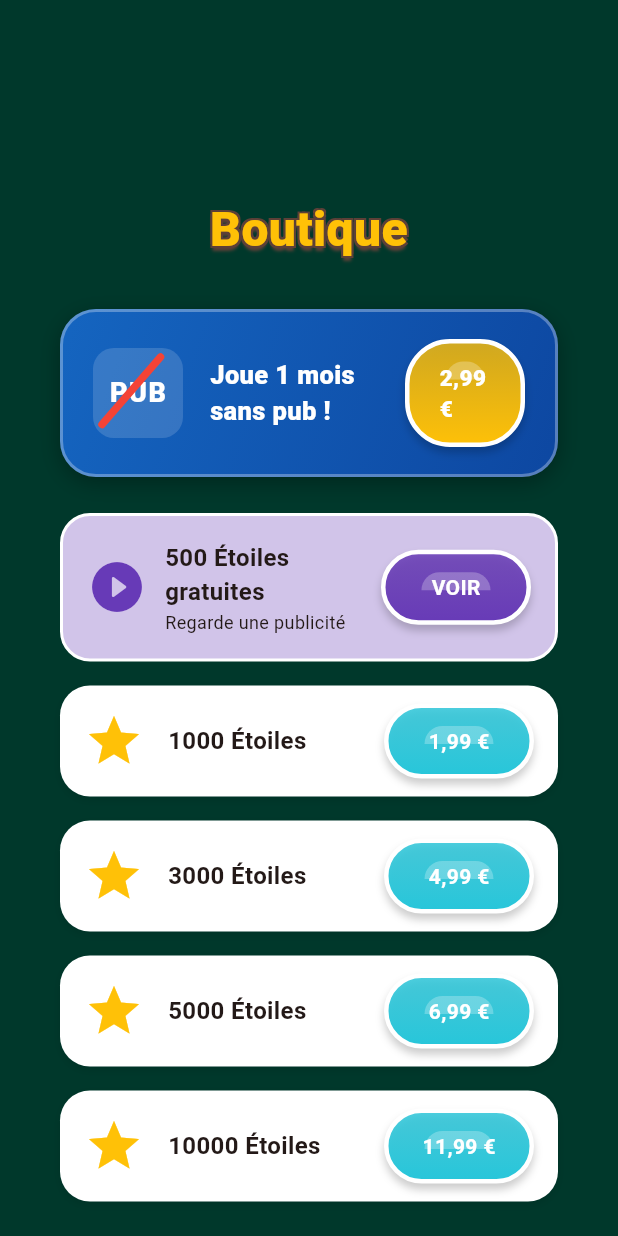
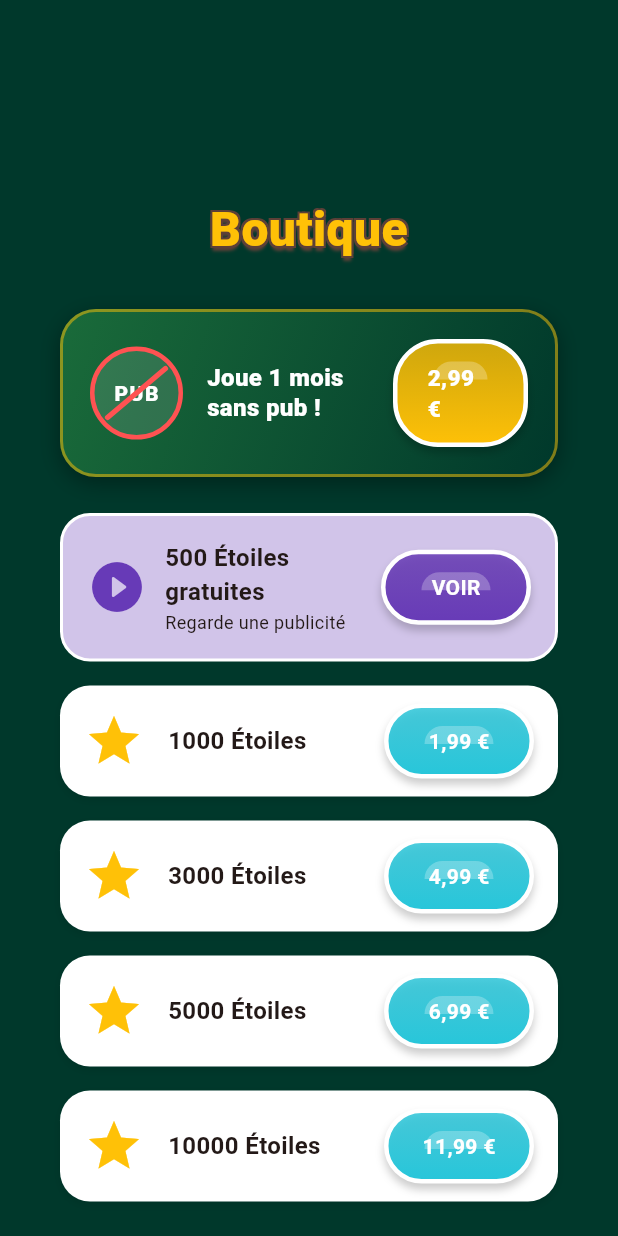
Before and after one commit to tkaatg/blrs, a Flutter app: the ShopScreen screen opened directly with empty values, on a phone screen of 412 x 824 dp. Run offline on Flutter 3.47's test engine with Material 3 defaults, Android fonts, the phone set to English and light mode, and no system bars; our stand-ins replace cloud_firestore, firebase_auth, firebase_core; accounts and stored records are empty; generated files the repository leaves out were written again.

Commit message:
fix(shop): icone PUB barree redesign (panneau interdit, design system vert/amber) + prix 2,99 EUR sur une ligne + suppression StrikethroughPainter ; fix(backlog): restructure Epic5 (RevenueCat 5.3, AdMob 5.4) + Epic6 (Tracking, RGPD, Distribution) + US quiz recette 21/02 marquees DONE (BUG-003/004, UI-002 a UI-006)

```diff
--- a/lib/screens/shop_screen.dart
+++ b/lib/screens/shop_screen.dart
@@ -108,59 +108,70 @@ class _ShopScreenState extends State<ShopScreen> {
 
   Widget _buildPromoCard() {
     return Container(
-      padding: const EdgeInsets.symmetric(horizontal: 20, vertical: 18),
+      padding: const EdgeInsets.symmetric(horizontal: 18, vertical: 18),
       decoration: BoxDecoration(
         gradient: const LinearGradient(
-          colors: [Color(0xFF1565C0), Color(0xFF0D47A1)],
+          colors: [Color(0xFF1A6B3A), Color(0xFF00382B)],
           begin: Alignment.topLeft,
           end: Alignment.bottomRight,
         ),
         borderRadius: BorderRadius.circular(24),
-        border: Border.all(color: Colors.white.withOpacity(0.3), width: 2),
-        boxShadow: [BoxShadow(color: Colors.black.withOpacity(0.3), blurRadius: 12, offset: const Offset(0, 4))],
+        border: Border.all(color: Colors.amber.withOpacity(0.5), width: 2),
+        boxShadow: [BoxShadow(color: Colors.black.withOpacity(0.35), blurRadius: 12, offset: const Offset(0, 4))],
       ),
       child: Row(
         children: [
-          // Icône PUB barrée
-          Stack(
-            alignment: Alignment.center,
-            children: [
-              Container(
-                width: 60,
-                height: 60,
-                decoration: BoxDecoration(
-                  color: Colors.white.withOpacity(0.15),
-                  borderRadius: BorderRadius.circular(14),
+          // Icône "PUB barrée" — style panneau interdit
+          Container(
+            width: 62,
+            height: 62,
+            decoration: BoxDecoration(
+              color: Colors.white.withOpacity(0.12),
+              shape: BoxShape.circle,
+              border: Border.all(color: Colors.redAccent, width: 3),
+            ),
+            child: Stack(
+              alignment: Alignment.center,
+              children: [
+                // Texte PUB
+                const Text(
+                  'PUB',
+                  style: TextStyle(color: Colors.white, fontWeight: FontWeight.w900, fontSize: 14, letterSpacing: 1),
                 ),
-                child: const Center(
-                  child: Text('PUB', style: TextStyle(color: Colors.white, fontWeight: FontWeight.w900, fontSize: 18, letterSpacing: 1)),
+                // Barre rouge diagonale (rotation 45°, thin container)
+                Transform.rotate(
+                  angle: -0.7,
+                  child: Container(
+                    width: 54,
+                    height: 3.5,
+                    decoration: BoxDecoration(
+                      color: Colors.redAccent,
+                      borderRadius: BorderRadius.circular(4),
+                    ),
+                  ),
                 ),
-              ),
-              // Barre diagonale rouge
-              CustomPaint(
-                size: const Size(60, 60),
-                painter: _StrikethroughPainter(),
-              ),
-            ],
+              ],
+            ),
           ),
-          const SizedBox(width: 18),
-          // Titre seul
+          const SizedBox(width: 16),
+          // Titre
           const Expanded(
             child: Text(
-              'Joue 1 mois sans pub !',
+              'Joue 1 mois\nsans pub !',
               style: TextStyle(
                 color: Colors.white,
                 fontWeight: FontWeight.w900,
-                fontSize: 17,
+                fontSize: 16,
+                height: 1.25,
               ),
             ),
           ),
-          // Prix à droite
+          // Prix sur une seule ligne
           BubblyButton(
             onTap: () => _simulateAd('OFFRE SANS PUB ACTIVÉE !', 0),
             color: Colors.amber,
-            width: 80,
-            child: const Text('2,99€', style: TextStyle(color: Colors.white, fontWeight: FontWeight.w900, fontSize: 15)),
+            width: 90,
+            child: const Text('2,99 €', style: TextStyle(color: Colors.white, fontWeight: FontWeight.w900, fontSize: 15)),
           ),
         ],
       ),
@@ -233,23 +244,3 @@ class _ShopScreenState extends State<ShopScreen> {
     );
   }
 }
-
-/// Draws a red diagonal strikethrough line (like a "no" symbol without the circle)
-class _StrikethroughPainter extends CustomPainter {
-  @override
-  void paint(Canvas canvas, Size size) {
-    final paint = Paint()
-      ..color = Colors.red
-      ..strokeWidth = 5
-      ..strokeCap = StrokeCap.round;
-    // Top-right to bottom-left diagonal (classic "barré" style)
-    canvas.drawLine(
-      Offset(size.width * 0.75, size.height * 0.1),
-      Offset(size.width * 0.1, size.height * 0.85),
-      paint,
-    );
-  }
-
-  @override
-  bool shouldRepaint(_StrikethroughPainter oldDelegate) => false;
-}
```
Also changed, not shown: 1 other file.
